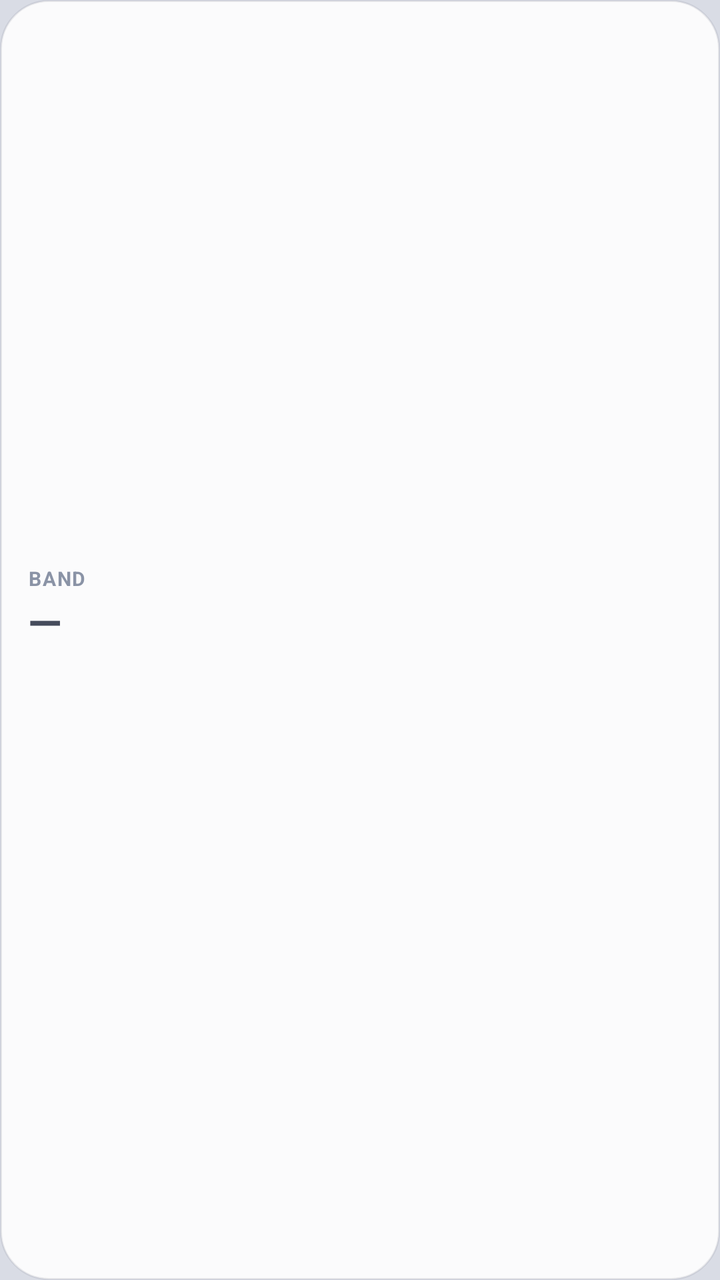
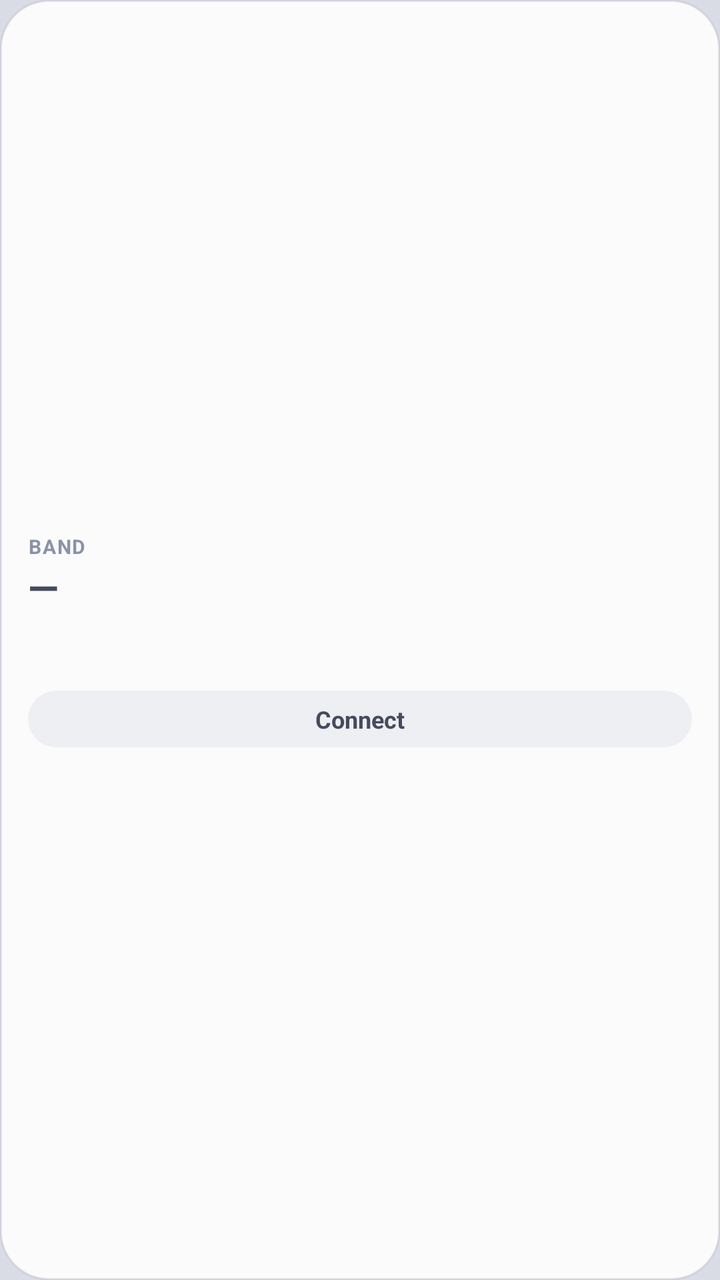

An Android layout rendered at two revisions. The XML below is the earlier revision; the diff shows what the commit changed to produce the second picture.
<!-- AndroidManifest.xml: application theme Theme.MyApplication -->
<!-- res/layout/widget_glass_band.xml -->
<?xml version="1.0" encoding="utf-8"?>
<LinearLayout xmlns:android="http://schemas.android.com/apk/res/android"
    android:id="@+id/glass_root"
    android:layout_width="match_parent"
    android:layout_height="match_parent"
    android:background="@drawable/bg_widget_card"
    android:orientation="vertical"
    android:gravity="center_vertical">
    <TextView
        android:id="@+id/tv_label"
        android:layout_width="wrap_content"
        android:layout_height="wrap_content"
        android:text="BAND"
        android:textColor="@color/widget_muted"
        android:textSize="10sp"
        android:textStyle="bold"
        android:letterSpacing="0.06"
        android:maxLines="1" />
    <TextView
        android:id="@+id/tv_value"
        android:layout_width="match_parent"
        android:layout_height="wrap_content"
        android:ellipsize="end"
        android:maxLines="1"
        android:text="—"
        android:textColor="@color/widget_ink"
        android:textSize="22sp"
        android:textStyle="bold" />
    <TextView
        android:id="@+id/tv_sub"
        android:layout_width="match_parent"
        android:layout_height="wrap_content"
        android:ellipsize="end"
        android:maxLines="2"
        android:text=""
        android:textColor="@color/widget_muted"
        android:textSize="11sp" />
    <TextView
        android:id="@+id/tv_foot"
        android:layout_width="match_parent"
        android:layout_height="wrap_content"
        android:layout_marginTop="4dp"
        android:ellipsize="end"
        android:maxLines="1"
        android:text=""
        android:textColor="@color/widget_muted"
        android:textSize="10sp" />
</LinearLayout>
<!-- resources referenced by this layout -->
<resources>
  <color name="widget_ink">#454B5C</color>
  <color name="widget_muted">#8A93A6</color>
  <!-- drawable bg_widget_card (drawable) -->
  <?xml version="1.0" encoding="utf-8"?>
  <shape xmlns:android="http://schemas.android.com/apk/res/android" android:shape="rectangle">
      <solid android:color="#E6FFFFFF" />
      <stroke android:width="1dp" android:color="#1A454B5C" />
      <corners android:radius="24dp" />
      <padding android:left="14dp" android:top="14dp" android:right="14dp" android:bottom="14dp" />
  </shape>
  <style name="Theme.MyApplication" parent="android:Theme.DeviceDefault.NoActionBar">
          <item name="android:statusBarColor">#D9DCE5</item>
          <item name="android:navigationBarColor">#D9DCE5</item>
          <item name="android:windowBackground">#D9DCE5</item>
          <item name="android:windowLightStatusBar">true</item>
          <item name="android:windowLightNavigationBar">true</item>
      </style>
</resources>

<!-- the commit's change to res/layout/widget_glass_band.xml (unified diff, before → after) -->
@@ -6,6 +6,7 @@
     android:background="@drawable/bg_widget_card"
     android:orientation="vertical"
     android:gravity="center_vertical">
+
     <TextView
         android:id="@+id/tv_label"
         android:layout_width="wrap_content"
@@ -16,6 +17,7 @@
         android:textStyle="bold"
         android:letterSpacing="0.06"
         android:maxLines="1" />
+
     <TextView
         android:id="@+id/tv_value"
         android:layout_width="match_parent"
@@ -24,25 +26,43 @@
         android:maxLines="1"
         android:text="—"
         android:textColor="@color/widget_ink"
-        android:textSize="22sp"
+        android:textSize="20sp"
         android:textStyle="bold" />
+
     <TextView
         android:id="@+id/tv_sub"
         android:layout_width="match_parent"
         android:layout_height="wrap_content"
         android:ellipsize="end"
-        android:maxLines="2"
+        android:maxLines="1"
         android:text=""
         android:textColor="@color/widget_muted"
         android:textSize="11sp" />
+
     <TextView
         android:id="@+id/tv_foot"
         android:layout_width="match_parent"
         android:layout_height="wrap_content"
-        android:layout_marginTop="4dp"
+        android:layout_marginTop="2dp"
         android:ellipsize="end"
         android:maxLines="1"
         android:text=""
         android:textColor="@color/widget_muted"
         android:textSize="10sp" />
+
+    
+    <TextView
+        android:id="@+id/tv_action"
+        android:layout_width="match_parent"
+        android:layout_height="wrap_content"
+        android:layout_marginTop="8dp"
+        android:background="@drawable/bg_widget_badge"
+        android:gravity="center"
+        android:paddingTop="6dp"
+        android:paddingBottom="6dp"
+        android:text="Connect"
+        android:textColor="@color/widget_ink"
+        android:textSize="12sp"
+        android:textStyle="bold"
+        android:maxLines="1" />
 </LinearLayout>
<!-- resource entries referenced after the edit -->
@@ -2,6 +2,13 @@
 <resources>
   <color name="widget_ink">#454B5C</color>
   <color name="widget_muted">#8A93A6</color>
+  <!-- drawable bg_widget_badge (drawable) -->
+  <?xml version="1.0" encoding="utf-8"?>
+  <shape xmlns:android="http://schemas.android.com/apk/res/android" android:shape="rectangle">
+      <solid android:color="#EDEFF3" />
+      <corners android:radius="999dp" />
+      <padding android:left="8dp" android:top="3dp" android:right="8dp" android:bottom="3dp" />
+  </shape>
   <!-- drawable bg_widget_card (drawable) -->
   <?xml version="1.0" encoding="utf-8"?>
   <shape xmlns:android="http://schemas.android.com/apk/res/android" android:shape="rectangle">
